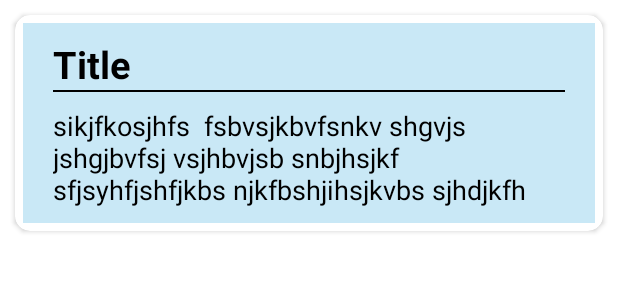
After one commit to SajibMamun/Write-Now, an Android app: the layout itemdesign.xml on its own in the app's theme, with its tools: preview values and no code run, on a phone screen of 412 x 824 dp. The commit adds this screen. Shown: the top 300 px of the screen. Run offline under Robolectric (Android 15) with nearby library versions, the phone set to English and light mode, and no system bars.

Commit message:
RecyclerView added and layout updated

```diff
--- /dev/null
+++ b/app/src/main/res/layout/itemdesign.xml
@@ -0,0 +1,55 @@
+<?xml version="1.0" encoding="utf-8"?>
+<androidx.cardview.widget.CardView xmlns:android="http://schemas.android.com/apk/res/android"
+    xmlns:app="http://schemas.android.com/apk/res-auto"
+    android:layout_width="match_parent"
+    android:layout_height="wrap_content"
+    android:layout_margin="10dp"
+    app:cardCornerRadius="10dp">
+
+    <LinearLayout
+        android:layout_width="match_parent"
+        android:layout_height="match_parent"
+        android:background="#C9E8F6"
+        android:orientation="vertical"
+        android:layout_margin="5dp">
+
+        <TextView
+            android:id="@+id/itemtitleid"
+            android:layout_width="match_parent"
+            android:layout_height="wrap_content"
+            android:layout_marginLeft="20dp"
+            android:layout_marginTop="10dp"
+            android:layout_marginRight="20dp"
+            android:text="Title"
+            android:textColor="@color/black"
+            android:textSize="25sp"
+            android:textStyle="bold"
+
+            />
+
+        <View
+
+            android:layout_width="match_parent"
+            android:layout_height="1dp"
+            android:layout_marginLeft="20dp"
+            android:layout_marginRight="20dp"
+            android:layout_marginBottom="10dp"
+            android:background="@color/black" />
+
+        <TextView
+            android:id="@+id/notecontentitemid"
+            android:layout_width="match_parent"
+            android:layout_height="wrap_content"
+            android:layout_marginLeft="20dp"
+            android:layout_marginRight="20dp"
+            android:layout_marginBottom="10dp"
+            android:text="sikjfkosjhfs  fsbvsjkbvfsnkv shgvjs jshgjbvfsj vsjhbvjsb snbjhsjkf sfjsyhfjshfjkbs njkfbshjihsjkvbs
+sjhdjkfh"
+            android:textColor="@color/black"
+            android:textSize="18sp" />
+
+
+    </LinearLayout>
+
+
+</androidx.cardview.widget.CardView>
```
Also changed, not shown: app/src/main/java/com/example/writenow/HomeActivity.java (+81 -8 lines), app/src/main/java/com/example/writenow/NoteAdapter.java (added, +53 -0 lines), app/src/main/res/layout/activity_home.xml (+26 -7 lines).
